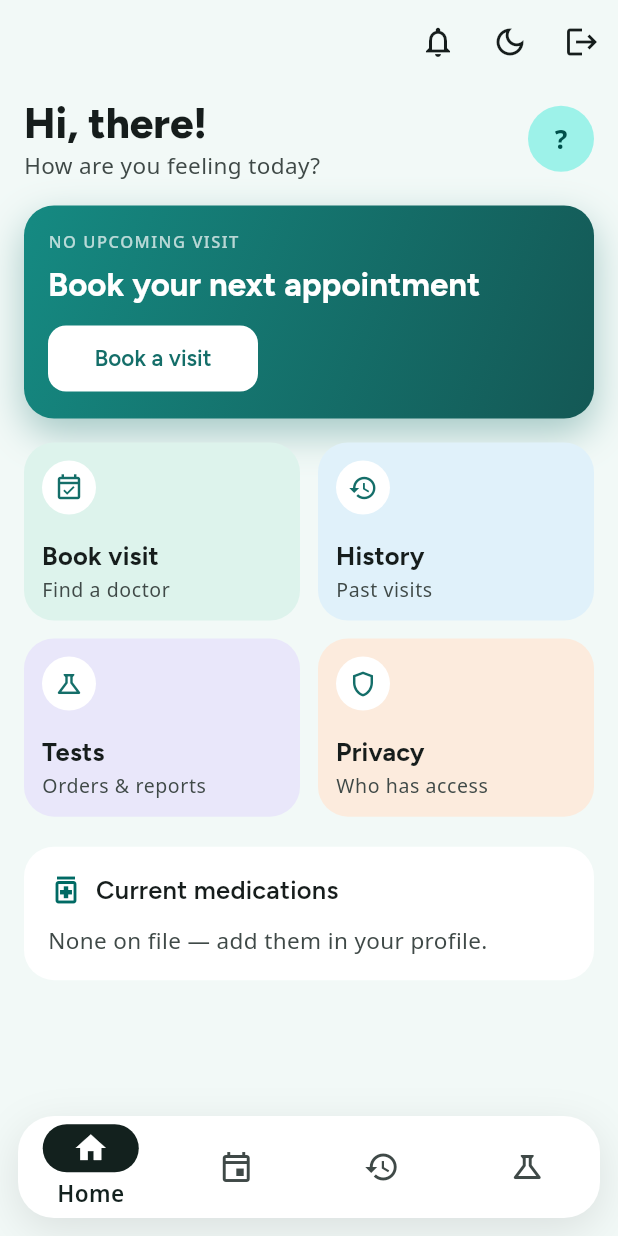
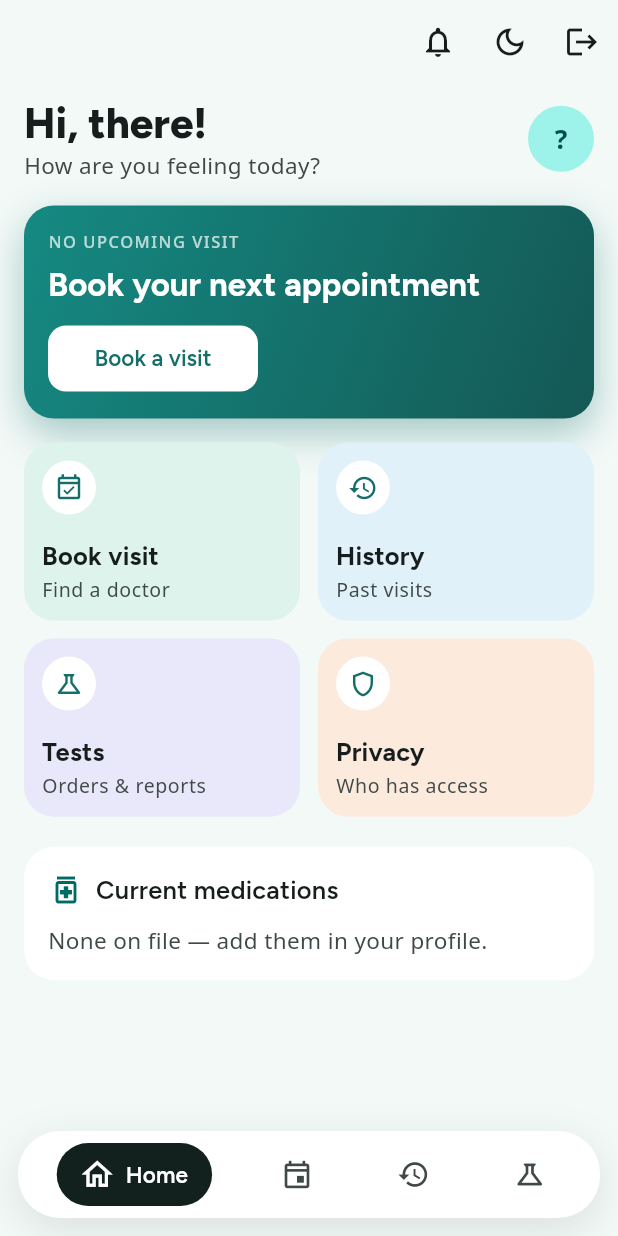
Before and after one commit to MoDataEngineer/carebridge, a Flutter app: the PatientHomeScreen screen opened by its route, on a phone screen of 412 x 824 dp. Run offline on Flutter 3.47's test engine with Material 3 defaults, Android fonts, the phone set to English and light mode, and no system bars; our stand-ins replace file_picker, flutter_dotenv, flutter_riverpod, go_router, google_fonts, image_picker and 5 more; missing offline and left inert: dart:js_interop, dart:ui_web, mobile_scanner, pdfx; accounts and stored records are empty.

Commit message:
fix: custom pill bottom-nav so Home never disappears
Material's NavigationBar (inside the floating rounded clip) was intermittently
dropping the first destination (Home) whenever a later tab was selected — Home
showed on the Home tab but vanished on Book/History/Tests, leaving no way back.

Replace it with a hand-rolled PillNavBar: a plain Row of items that can never
lose a child. The active destination is a dark ink pill holding its icon +
label horizontally (matches the prototype), with an AnimatedContainer morph +
a scale-pop on the active icon. Removes the now-unused PopIcon.

Verified live: Home present and tappable on every tab. Patient tests updated to
tap nav by icon (custom nav shows labels only on the active tab). 53 tests green.

Co-Authored-By: Claude Opus 4.8 <noreply@anthropic.com>

```diff
--- a/app/lib/features/patient/patient_home_screen.dart
+++ b/app/lib/features/patient/patient_home_screen.dart
@@ -4,7 +4,7 @@ import 'package:go_router/go_router.dart';
 
 import '../../core/routing/app_router.dart';
 import '../../shared/sound/notification_sound.dart';
-import '../../shared/widgets/pop_icon.dart';
+import '../../shared/widgets/pill_nav_bar.dart';
 import '../../shared/widgets/theme_toggle_button.dart';
 import '../diagnostics/test_orders_view.dart';
 import '../notifications/notifications_controller.dart';
@@ -43,28 +43,11 @@ class _PatientHomeScreenState extends ConsumerState<PatientHomeScreen> {
         _visited.add(i);
       });
 
-  // selectedIcon is a PopIcon so the active tab's icon animates on arrival.
   static const _destinations = [
-    NavigationDestination(
-      icon: Icon(Icons.home_outlined),
-      selectedIcon: PopIcon(Icons.home),
-      label: 'Home',
-    ),
-    NavigationDestination(
-      icon: Icon(Icons.event_outlined),
-      selectedIcon: PopIcon(Icons.event),
-      label: 'Book',
-    ),
-    NavigationDestination(
-      icon: Icon(Icons.history_outlined),
-      selectedIcon: PopIcon(Icons.history),
-      label: 'History',
-    ),
-    NavigationDestination(
-      icon: Icon(Icons.science_outlined),
-      selectedIcon: PopIcon(Icons.science),
-      label: 'Tests',
-    ),
+    PillNavItem(icon: Icons.home_outlined, label: 'Home'),
+    PillNavItem(icon: Icons.event_outlined, label: 'Book'),
+    PillNavItem(icon: Icons.history_outlined, label: 'History'),
+    PillNavItem(icon: Icons.science_outlined, label: 'Tests'),
   ];
 
   @override
@@ -122,30 +105,13 @@ class _PatientHomeScreenState extends ConsumerState<PatientHomeScreen> {
             _visited.contains(i) ? tabs[i] : const SizedBox.shrink(),
         ],
       ),
-      // Floating pill nav (reskin, reference #3): the bar sits inset from the
-      // edges with rounded corners and a soft shadow.
-      bottomNavigationBar: Padding(
-        padding: const EdgeInsets.fromLTRB(12, 0, 12, 12),
-        child: DecoratedBox(
-          decoration: BoxDecoration(
-            borderRadius: BorderRadius.circular(24),
-            boxShadow: [
-              BoxShadow(
-                color: Colors.black.withValues(alpha: 0.10),
-                blurRadius: 24,
-                offset: const Offset(0, 8),
-              ),
-            ],
-          ),
-          child: ClipRRect(
-            borderRadius: BorderRadius.circular(24),
-            child: NavigationBar(
-              selectedIndex: _index,
-              onDestinationSelected: _select,
-              destinations: _destinations,
-            ),
-          ),
-        ),
+      // Floating pill nav (custom): the active tab is a dark ink pill with its
+      // icon + label; Home is always present (Material's NavigationBar dropped
+      // it when a later tab was selected).
+      bottomNavigationBar: PillNavBar(
+        currentIndex: _index,
+        items: _destinations,
+        onTap: _select,
       ),
     );
   }
--- /dev/null
+++ b/app/lib/shared/widgets/pill_nav_bar.dart
@@ -0,0 +1,123 @@
+import 'package:flutter/material.dart';
+
+import '../../core/theme/design_tokens.dart';
+
+/// One destination in [PillNavBar].
+class PillNavItem {
+  const PillNavItem({required this.icon, required this.label});
+  final IconData icon;
+  final String label;
+}
+
+/// The app's floating bottom navigation — a rounded white bar where the active
+/// destination is a dark ink pill holding its icon + label (prototype look).
+///
+/// This is a hand-rolled Row (not Material's [NavigationBar]) on purpose: the
+/// stock NavigationBar, wrapped in the floating rounded clip, intermittently
+/// dropped the first destination when a later tab was selected. A plain Row can
+/// never lose an item, and it gives us the exact horizontal-pill selection the
+/// prototype shows, with a subtle scale-pop on the active icon.
+class PillNavBar extends StatelessWidget {
+  const PillNavBar({
+    super.key,
+    required this.currentIndex,
+    required this.items,
+    required this.onTap,
+  });
+
+  final int currentIndex;
+  final List<PillNavItem> items;
+  final ValueChanged<int> onTap;
+
+  @override
+  Widget build(BuildContext context) {
+    final isDark = Theme.of(context).brightness == Brightness.dark;
+    return SafeArea(
+      top: false,
+      child: Padding(
+        padding: const EdgeInsets.fromLTRB(12, 0, 12, 12),
+        child: Container(
+          decoration: BoxDecoration(
+            color: isDark
+                ? Theme.of(context).colorScheme.surfaceContainerHigh
+                : Colors.white,
+            borderRadius: BorderRadius.circular(28),
+            boxShadow: [
+              BoxShadow(
+                color: Colors.black.withValues(alpha: 0.10),
+                blurRadius: 24,
+                offset: const Offset(0, 8),
+              ),
+            ],
+          ),
+          padding: const EdgeInsets.symmetric(horizontal: 8, vertical: 8),
+          child: Row(
+            mainAxisAlignment: MainAxisAlignment.spaceAround,
+            children: [
+              for (var i = 0; i < items.length; i++)
+                _NavItem(
+                  item: items[i],
+                  selected: i == currentIndex,
+                  onTap: () => onTap(i),
+                ),
+            ],
+          ),
+        ),
+      ),
+    );
+  }
+}
+
+class _NavItem extends StatelessWidget {
+  const _NavItem({
+    required this.item,
+    required this.selected,
+    required this.onTap,
+  });
+
+  final PillNavItem item;
+  final bool selected;
+  final VoidCallback onTap;
+
+  @override
+  Widget build(BuildContext context) {
+    final scheme = Theme.of(context).colorScheme;
+    final label = Theme.of(context).textTheme.labelLarge;
+    return InkWell(
+      onTap: onTap,
+      borderRadius: BorderRadius.circular(999),
+      child: AnimatedContainer(
+        duration: AppMotion.normal,
+        curve: Curves.easeOut,
+        padding: selected
+            ? const EdgeInsets.symmetric(horizontal: 16, vertical: 10)
+            : const EdgeInsets.all(10),
+        decoration: BoxDecoration(
+          color: selected ? AppColors.ink : Colors.transparent,
+          borderRadius: BorderRadius.circular(999),
+        ),
+        child: Row(
+          mainAxisSize: MainAxisSize.min,
+          children: [
+            AnimatedScale(
+              scale: selected ? 1.12 : 1.0,
+              duration: AppMotion.normal,
+              curve: Curves.easeOut,
+              child: Icon(
+                item.icon,
+                size: 22,
+                color: selected ? Colors.white : scheme.onSurfaceVariant,
+              ),
+            ),
+            if (selected) ...[
+              const SizedBox(width: 8),
+              Text(item.label,
+                  style: label?.copyWith(
+                      color: Colors.white, fontWeight: FontWeight.w600)),
+            ],
+          ],
+        ),
+      ),
+    );
+  }
+}
--- a/app/lib/shared/widgets/pop_icon.dart
+++ /dev/null
@@ -1,37 +0,0 @@
-import 'package:flutter/material.dart';
-
-/// A nav icon that "pops" — a quick scale + settle — whenever it mounts. Used as
-/// a NavigationDestination's `selectedIcon`: because the selected icon is only
-/// built when its destination becomes active, the pop plays each time the user
-/// lands on that tab, giving the bottom nav a lively, animated feel.
-class PopIcon extends StatefulWidget {
-  const PopIcon(this.icon, {super.key});
-
-  final IconData icon;
-
-  @override
-  State<PopIcon> createState() => _PopIconState();
-}
-
-class _PopIconState extends State<PopIcon> with SingleTickerProviderStateMixin {
-  late final AnimationController _c = AnimationController(
-    vsync: this,
-    duration: const Duration(milliseconds: 320),
-  )..forward();
-
-  late final Animation<double> _scale = TweenSequence<double>([
-    TweenSequenceItem(tween: Tween(begin: 0.7, end: 1.18), weight: 55),
-    TweenSequenceItem(tween: Tween(begin: 1.18, end: 1.0), weight: 45),
-  ]).animate(CurvedAnimation(parent: _c, curve: Curves.easeOut));
-
-  @override
-  void dispose() {
-    _c.dispose();
-    super.dispose();
-  }
-
-  @override
-  Widget build(BuildContext context) {
-    return ScaleTransition(scale: _scale, child: Icon(widget.icon));
-  }
-}
```
Also changed, not shown: 1 other file.
